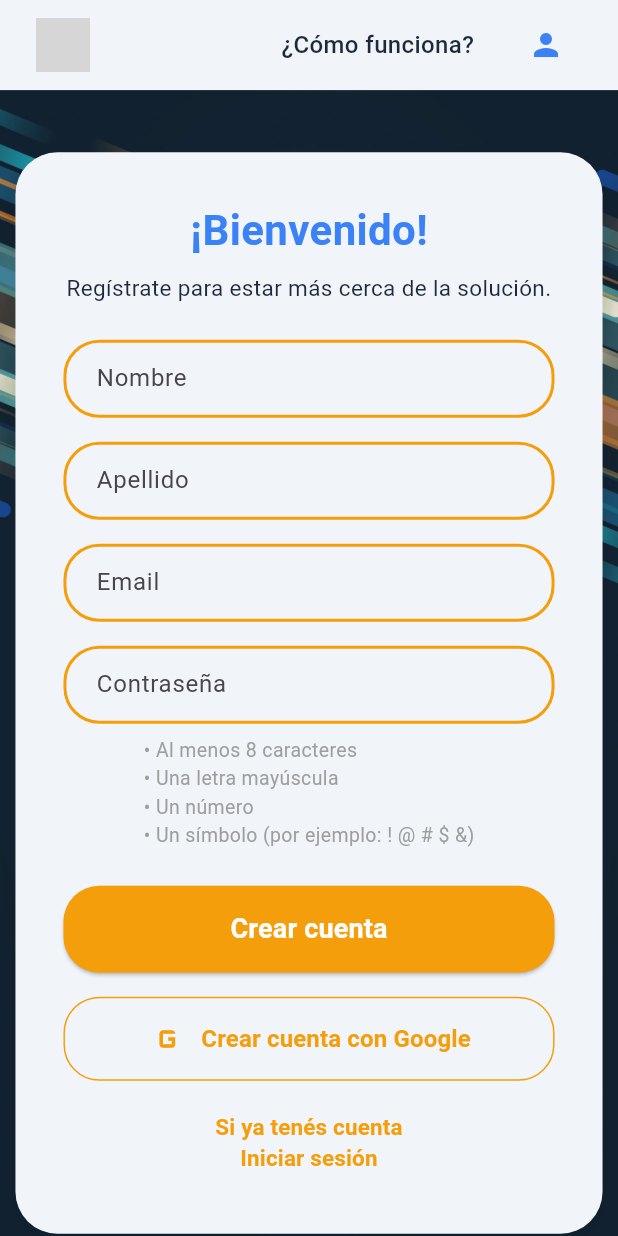
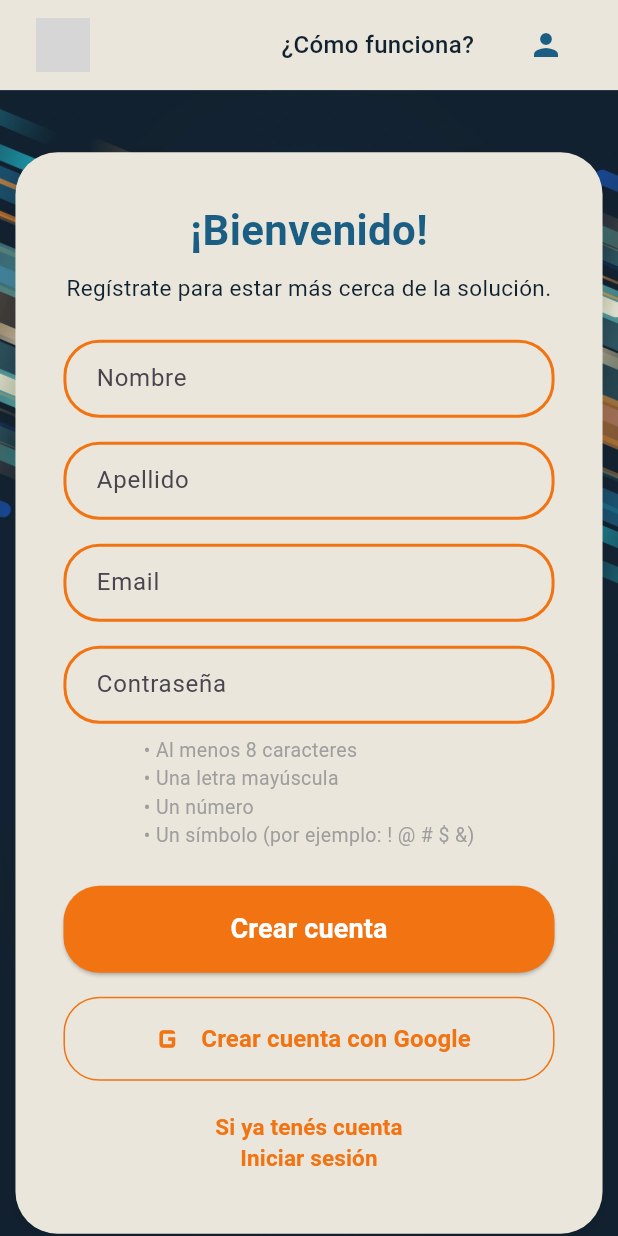
Before and after one commit to LLL-team/Flutter, a Flutter app: the AuthScreen screen opened directly, on a phone screen of 412 x 824 dp. Run offline on Flutter 3.47's test engine with Material 3 defaults, Android fonts, the light colour scheme and no system bars; our stand-ins replace flutter_dotenv, image_picker, multi_select_flutter, shared_preferences; accounts and stored records are empty; grey boxes are pictures that could not be loaded.

Commit message:
Update app_colors.dart

```diff
--- a/soluva/lib/theme/app_colors.dart
+++ b/soluva/lib/theme/app_colors.dart
@@ -1,12 +1,15 @@
 import 'package:flutter/material.dart';
 
 class AppColors {
-  static const Color primary = Color(0xFF3B82F6); // azul principal
-  static const Color secondary = Color(0xFFF59E0B); // amarillo
-  static const Color background = Color(0xFFF1F5F9); // fondo claro
-  static const Color text = Color(0xFF1E293B); // texto principal
-  static const Color error = Color(0xFFEF4444);
-  static const Color button = Color.fromARGB(255, 67, 137, 218);
+  static const Color primary = Color.fromARGB(255,26,94,132); // azul principal
+  static const Color secondary = Color.fromARGB(255, 242, 115, 17); // amarillo
+  static const Color background = Color.fromARGB(255, 234, 230, 219); // fondo claro
+  static const Color text = Color.fromARGB(255, 16, 33, 47); // texto principal
+  static const Color button = Color.fromARGB(255, 89, 165, 165);
+
+
+  static const Color error = Color.fromARGB(255, 239, 68, 68);
+
   static const Color buttonText = Color.fromARGB(255, 2, 2, 2);
     // static const Color background = Color(0xFF121212);
     // static const Color primary = Color(0xFF6200EE);
```
